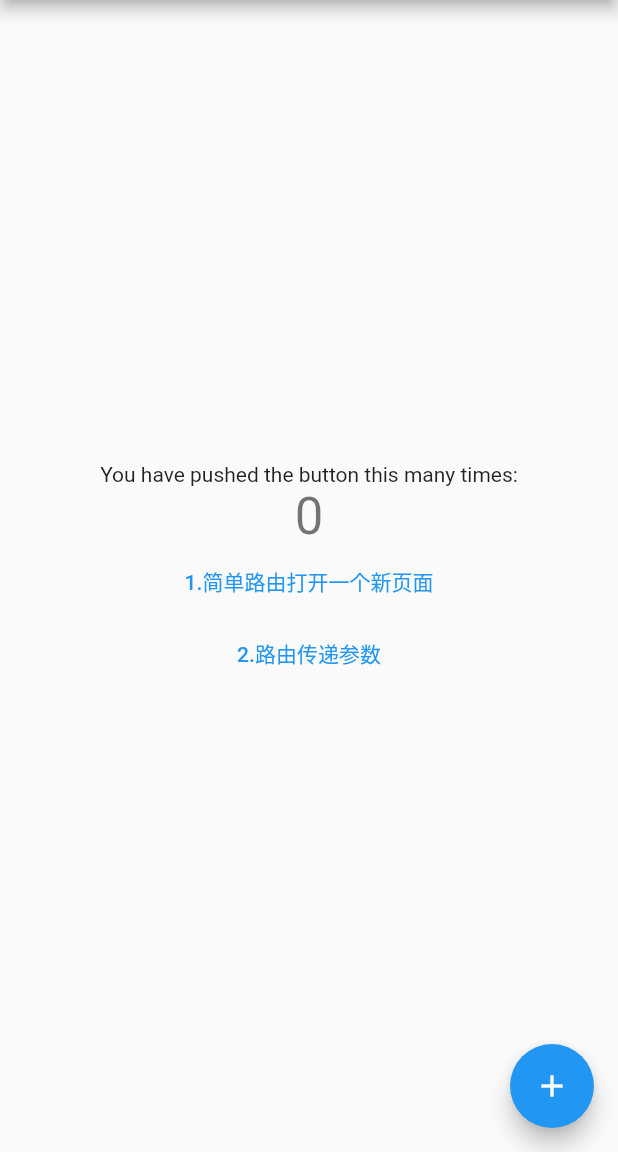
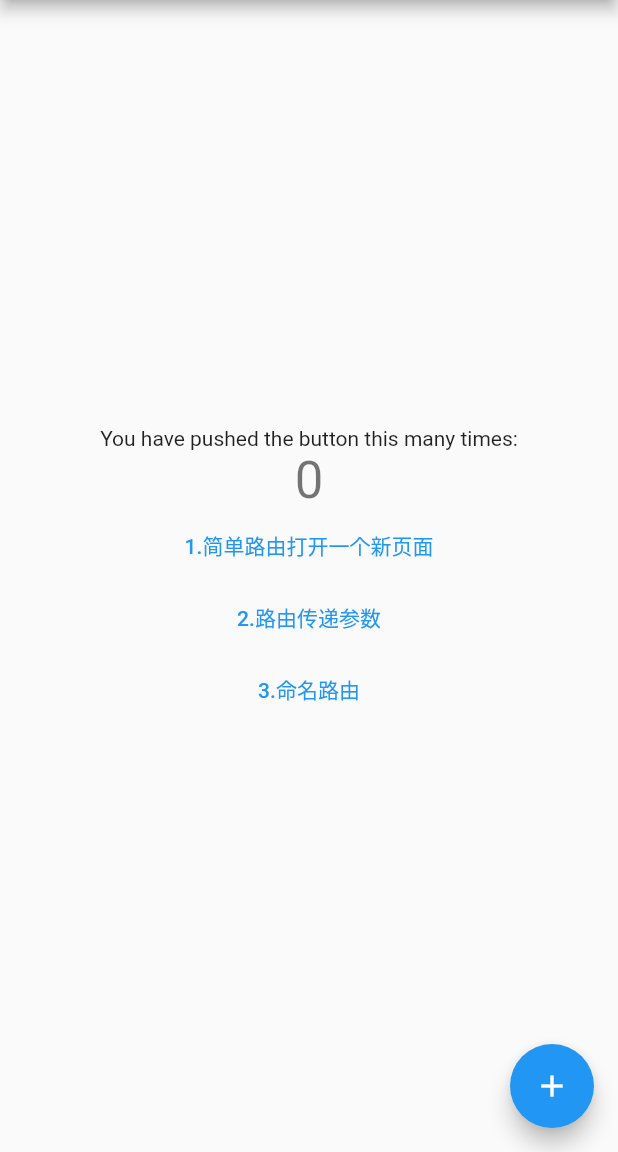
Before and after one commit to zhaozhentao/FlutterLearning, a Flutter app: the screen it shows after launch, on a phone screen of 412 x 824 dp, the part 84-1236 px from its top. Run offline on Flutter 3.47's test engine with Material 2 defaults, Android fonts, the phone set to English and light mode, and no system bars.

Commit message:
✨命名路由

```diff
--- a/lib/main.dart
+++ b/lib/main.dart
@@ -22,6 +22,7 @@ class MyApp extends StatelessWidget {
         // is not restarted.
         primarySwatch: Colors.blue,
       ),
+      routes: {"index": (context) => NewRoute()},
       home: MyHomePage(title: 'Flutter Demo Home Page'),
     );
   }
@@ -113,12 +114,18 @@ class _MyHomePageState extends State<MyHomePage> {
               child: Text("2.路由传递参数"),
               textColor: Colors.blue,
               onPressed: () async {
-                var result = await Navigator.push(context, MaterialPageRoute(builder: (context) {
+                var result = await Navigator.push(context,
+                    MaterialPageRoute(builder: (context) {
                   return TipRoute(text: "这是参数");
                 }));
 
                 print("新页面的返回值: $result");
               },
+            ),
+            FlatButton(
+              child: Text("3.命名路由"),
+              textColor: Colors.blue,
+              onPressed: () => Navigator.pushNamed(context, "index"),
             ),
           ],
         ),
```
